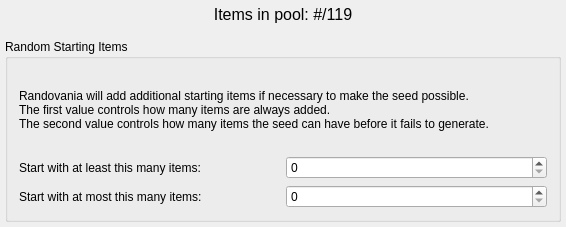
The window that randovania/gui/ui_files/preset_item_pool.ui (randovania/randovania) describes before a commit, drawn with Qt 5.
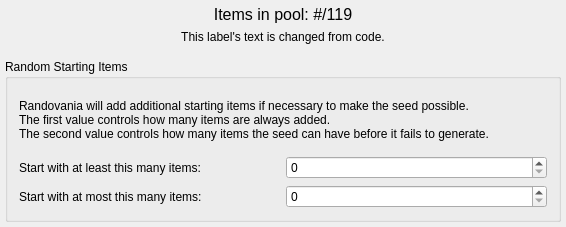
The same window after the commit. Custom widgets are drawn as their Qt base class.

Commit message: Clarify that leftover items will be nothings in GUI

```diff
--- a/randovania/gui/ui_files/preset_item_pool.ui
+++ b/randovania/gui/ui_files/preset_item_pool.ui
@@ -63,6 +63,19 @@
       </property>
      </widget>
     </item>
+    <item>
+     <widget class="QLabel" name="item_pool_description_label">
+      <property name="text">
+       <string>&lt;html&gt;&lt;head/&gt;&lt;body&gt;&lt;p&gt;This label's text is changed from code.&lt;/p&gt;&lt;/body&gt;&lt;/html&gt;</string>
+      </property>
+      <property name="alignment">
+       <set>Qt::AlignCenter</set>
+      </property>
+      <property name="wordWrap">
+       <bool>true</bool>
+      </property>
+     </widget>
+    </item>
     <item>
      <spacer name="verticalSpacer">
       <property name="orientation">
```
Left out of the diff: 3 changed lines with no effect on the pictures. The commit also changes 1 other file.
